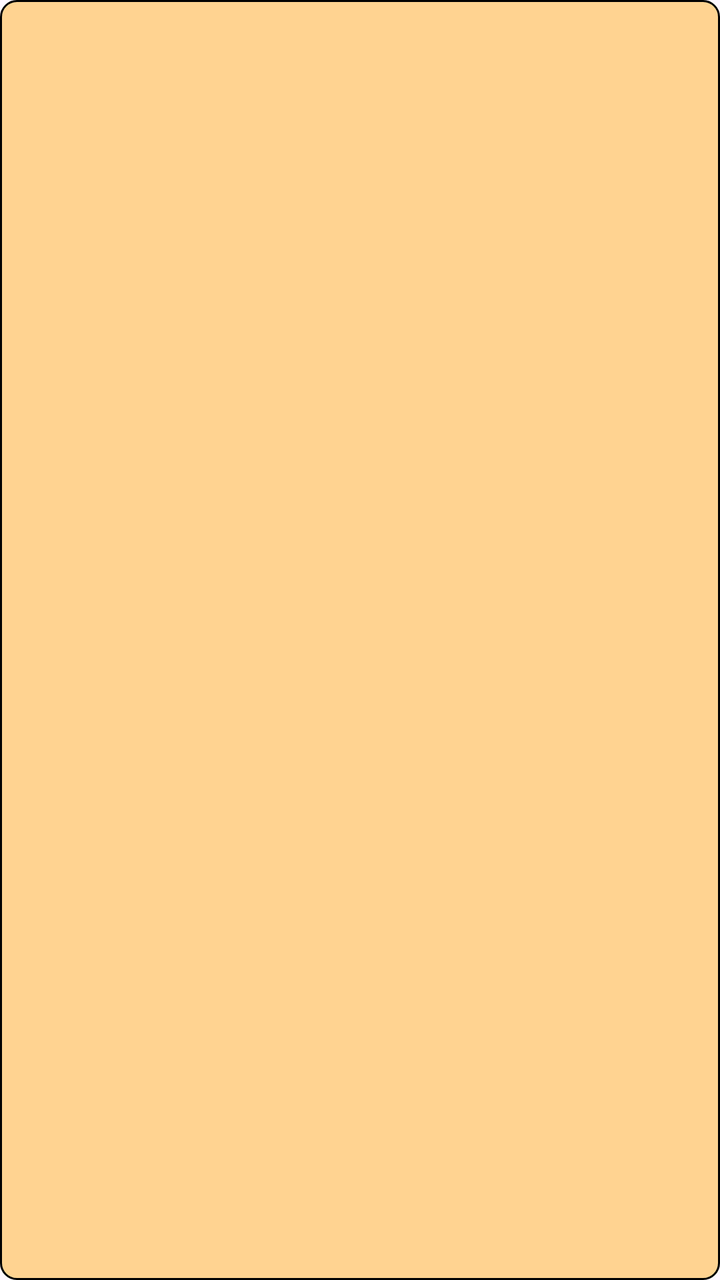
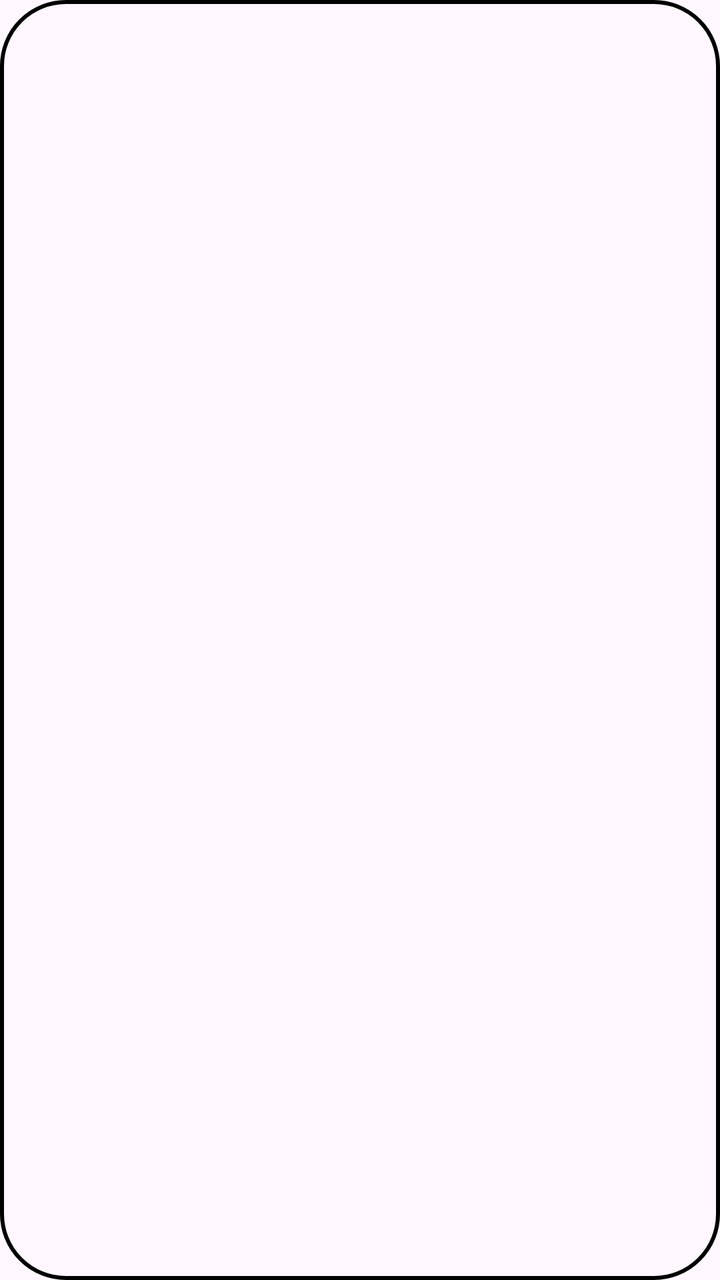

Two renders of the same Android screen: before a commit and after it. Below are the layout's source before the change and the commit's diff.
<!-- AndroidManifest.xml: application theme Theme.LL -->
<!-- res/layout/spinner_dropdown_item.xml -->
<?xml version="1.0" encoding="utf-8"?>
<TextView xmlns:android="http://schemas.android.com/apk/res/android"
    android:layout_width="match_parent"
    android:layout_height="wrap_content"
    android:padding="16dp"
    android:textSize="18sp"
    android:textColor="#000000"
    android:background="@drawable/back_with_stroke"
    android:ellipsize="end"
    android:maxLines="1" />
<!-- resources referenced by this layout -->
<resources>
  <!-- drawable back_with_stroke (drawable) -->
  <?xml version="1.0" encoding="utf-8"?>
  <shape xmlns:android="http://schemas.android.com/apk/res/android">
      <solid android:color="@color/Background" />
      <stroke
          android:width="1dp"
          android:color="@color/black" />
      <corners android:radius="8dp" />
  
  </shape>
  <style name="Theme.LL" parent="Theme.Material3.Light.NoActionBar">
          <item name="android:statusBarColor">@color/black</item>
          <item name="android:windowLightStatusBar">false</item>
  
      </style>
  <color name="Background">#ffd391</color>
  <color name="black">#FF000000</color>
</resources>

<!-- the commit's change to res/layout/spinner_dropdown_item.xml (unified diff, before → after) -->
@@ -5,6 +5,6 @@
     android:padding="16dp"
     android:textSize="18sp"
     android:textColor="#000000"
-    android:background="@drawable/back_with_stroke"
+    android:background="@drawable/button_outline_selector"
     android:ellipsize="end"
     android:maxLines="1" />
<!-- resource entries referenced after the edit -->
@@ -1,21 +1,45 @@
 <!-- resources referenced by this layout -->
 <resources>
-  <!-- drawable back_with_stroke (drawable) -->
+  <!-- drawable button_outline_selector (drawable) -->
   <?xml version="1.0" encoding="utf-8"?>
-  <shape xmlns:android="http://schemas.android.com/apk/res/android">
-      <solid android:color="@color/Background" />
-      <stroke
-          android:width="1dp"
-          android:color="@color/black" />
-      <corners android:radius="8dp" />
+  <selector xmlns:android="http://schemas.android.com/apk/res/android">
+      
+      <item android:state_pressed="true" android:drawable="@drawable/button_outline_pressed" />
   
-  </shape>
+      
+      <item android:drawable="@drawable/button_outline" />
+  </selector>
   <style name="Theme.LL" parent="Theme.Material3.Light.NoActionBar">
           <item name="android:statusBarColor">@color/black</item>
           <item name="android:windowLightStatusBar">false</item>
   
       </style>
-  <color name="Background">#ffd391</color>
+  <!-- drawable button_outline_pressed (drawable) -->
+  <?xml version="1.0" encoding="utf-8"?>
+  <shape xmlns:android="http://schemas.android.com/apk/res/android"
+      android:shape="rectangle">
+      <solid android:color="#08000000" /> 
+      <stroke
+          android:width="2dp"
+          android:color="#000000" />
+      <corners android:radius="32dp" />
+  
+  </shape>
+  <!-- drawable button_outline (drawable) -->
+  <?xml version="1.0" encoding="utf-8"?>
+  <shape xmlns:android="http://schemas.android.com/apk/res/android"
+      android:shape="rectangle">
+  
+      <solid android:color="@android:color/transparent" />
+  
+      <stroke
+          android:width="2dp"
+          android:color="@color/black" />
+  
+      <corners android:radius="32dp" />
+  
+  
+  </shape>
   <color name="black">#FF000000</color>
 </resources>
 
